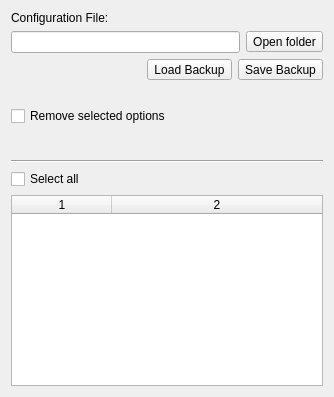
Before: the Qt Designer form ui/options_maintenance.ui in metabrainz/picard, drawn with Qt 5.
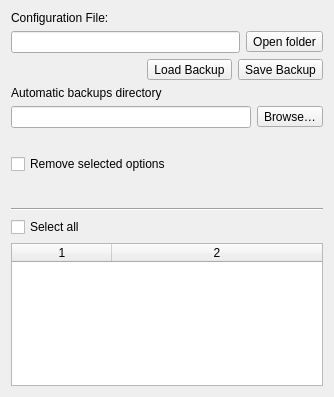
After: the same form once the commit is applied.

Commit message: Let the user select the auto backup directory in Maintenance Options

The edit to the form file:
```diff
--- a/ui/options_maintenance.ui
+++ b/ui/options_maintenance.ui
@@ -73,6 +73,33 @@
      </item>
     </layout>
    </item>
+   <item>
+    <widget class="QLabel" name="label_2">
+     <property name="text">
+      <string>Automatic backups directory</string>
+     </property>
+    </widget>
+   </item>
+   <item>
+    <layout class="QHBoxLayout" name="horizontalLayout_6">
+     <item>
+      <widget class="QLineEdit" name="autobackup_dir"/>
+     </item>
+     <item>
+      <widget class="QToolButton" name="browse_autobackup_dir">
+       <property name="sizePolicy">
+        <sizepolicy hsizetype="Minimum" vsizetype="Fixed">
+         <horstretch>0</horstretch>
+         <verstretch>0</verstretch>
+        </sizepolicy>
+       </property>
+       <property name="text">
+        <string>Browse…</string>
+       </property>
+      </widget>
+     </item>
+    </layout>
+   </item>
    <item>
     <widget class="QLabel" name="option_counts">
      <property name="sizePolicy">
```
Left out of the diff: 18 changed lines with no effect on the pictures. The commit also changes 3 other files.
